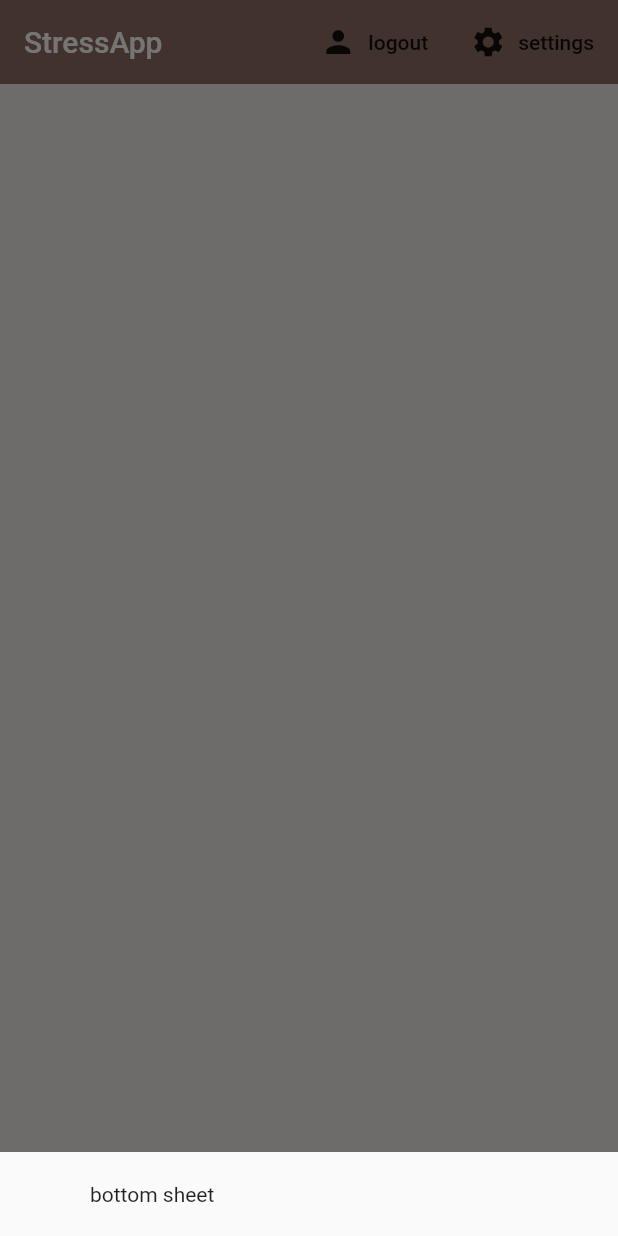
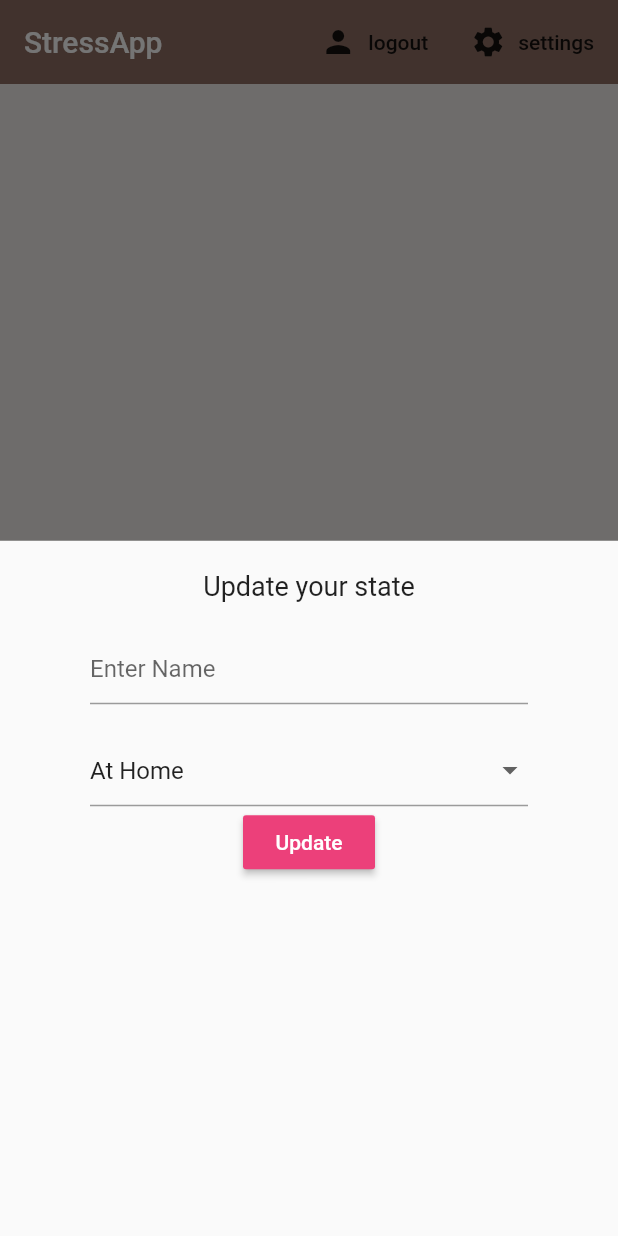
Before and after one commit to matifrancois/Flutter_StressApp, a Flutter app: the screen it shows once a user with an empty profile is signed in, after a tap on "settings", on a phone screen of 412 x 824 dp. Run offline on Flutter 3.47's test engine with Material 2 defaults, Android fonts, the phone set to English and light mode, and no system bars; our stand-ins replace cloud_firestore, firebase_auth, flutter_spinkit; accounts and stored records are empty.

Commit message:
DropdownButtonFormField

```diff
--- a/lib/screens/home/home.dart
+++ b/lib/screens/home/home.dart
@@ -1,5 +1,6 @@
 import 'package:cloud_firestore/cloud_firestore.dart';
 import 'package:flutter/material.dart';
+import 'package:stressapp/screens/home/settings_form.dart';
 import 'package:stressapp/services/auth.dart';
 import 'package:stressapp/services/database.dart';
 import 'package:provider/provider.dart';
@@ -20,7 +21,7 @@ class Home extends StatelessWidget {
           builder: (context) {
             return Container(
               padding: EdgeInsets.symmetric(vertical: 20.0, horizontal: 60.0),
-              child: Text('bottom sheet'),
+              child: SettingsForm(),
             );
           });
     }
--- /dev/null
+++ b/lib/screens/home/settings_form.dart
@@ -0,0 +1,75 @@
+import 'package:flutter/material.dart';
+import 'package:stressapp/shared/constants.dart';
+
+class SettingsForm extends StatefulWidget {
+  @override
+  _SettingsFormState createState() => _SettingsFormState();
+}
+
+class _SettingsFormState extends State<SettingsForm> {
+  final _formKey = GlobalKey<FormState>();
+  final List<String> description = [
+    'Working',
+    'Drinking coffee',
+    'Having Fun',
+    'Watching Netflix',
+    'At Home'
+  ];
+
+  //form values
+  String _currentName;
+  String _currentDescription;
+  int _currentStress;
+
+  @override
+  Widget build(BuildContext context) {
+    return Form(
+      key: _formKey,
+      child: Column(
+        children: <Widget>[
+          Text(
+            'Update your state',
+            style: TextStyle(fontSize: 18.0),
+          ),
+          SizedBox(
+            height: 20.0,
+          ),
+          TextFormField(
+            decoration: textInputDecoration.copyWith(hintText: 'Enter Name'),
+            validator: (val) => val.isEmpty ? 'Please enter a name' : null,
+            onChanged: (val) => setState(() => _currentName = val),
+          ),
+          SizedBox(
+            height: 20.0,
+          ),
+          //dropdown
+          DropdownButtonFormField(
+            //esto es para que empiece en ese valor (tiene que ser uno de los valores de la lista, sino dara error)
+            value: _currentDescription ?? 'At Home',
+            items: description.map((desc) {
+              return DropdownMenuItem(
+                //value sera lo que selecciones
+                value: desc,
+                child: Text('$desc'),
+              );
+            }).toList(),
+            onChanged: (val) => setState(() => _currentDescription = val),
+          ),
+          //slider
+          RaisedButton(
+            color: Colors.pink[400],
+            child: Text(
+              'Update',
+              style: TextStyle(color: Colors.white),
+            ),
+            onPressed: () async {
+              print(_currentName);
+              print(_currentDescription);
+              print(_currentStress);
+            },
+          )
+        ],
+      ),
+    );
+  }
+}
```
